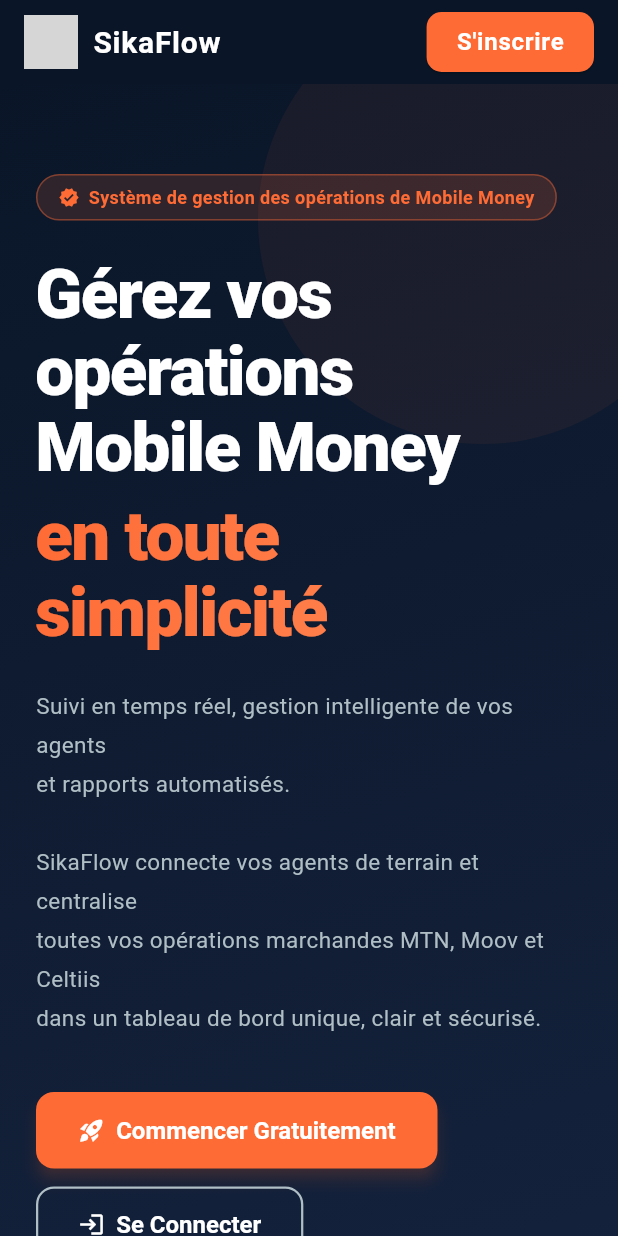
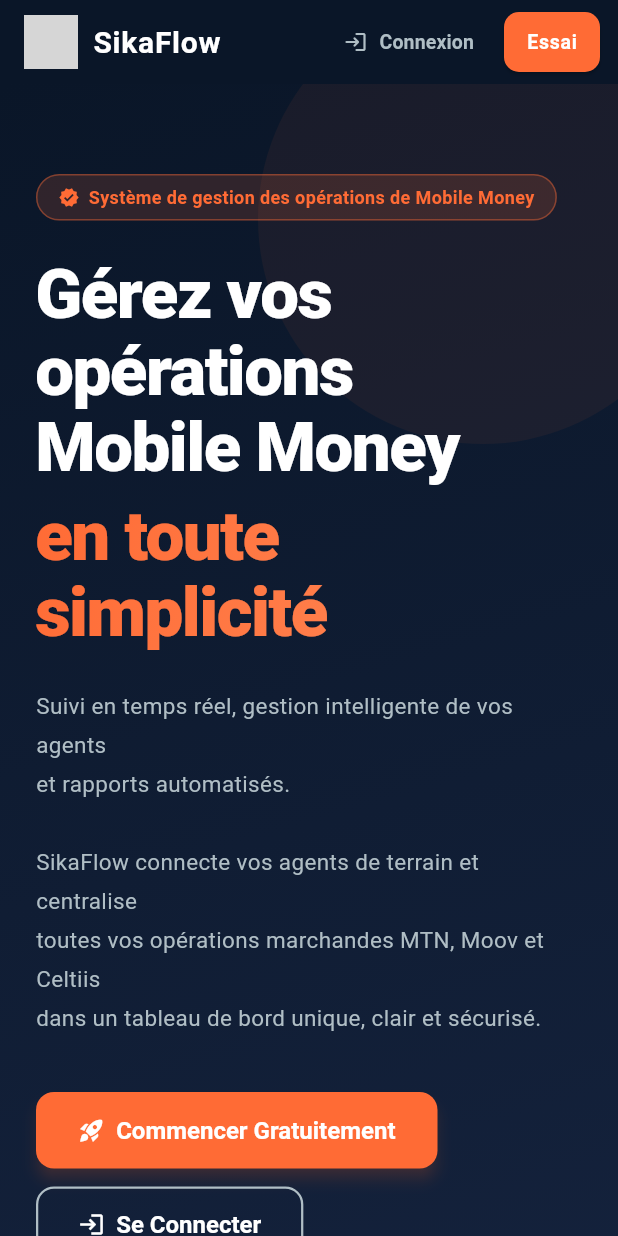
Before and after one commit to Augustin0527/SikaFlow, a Flutter app: the screen it shows after launch, on a phone screen of 412 x 824 dp. Run offline on Flutter 3.47's test engine with Material 3 defaults, Android fonts, the phone set to English and light mode, and no system bars; our stand-ins replace cloud_firestore, firebase_auth, firebase_core; accounts and stored records are empty; network calls fail; grey boxes are pictures that could not be loaded.

Commit message:
fix(admin): bouton Se Connecter toujours visible sur mobile, déconnexion admin, lien Espace Admin footer

```diff
--- a/lib/screens/landing_page.dart
+++ b/lib/screens/landing_page.dart
@@ -119,20 +119,21 @@
               ],
             ),
             actions: [
-              if (isWide)
-                TextButton(
+              // Bouton "Se Connecter" toujours visible (desktop + mobile)
+              TextButton.icon(
                 onPressed: () => Navigator.push(
                   context,
                   MaterialPageRoute(builder: (_) => const LoginScreen()),
                 ),
-                  child: const Text(
-                    'Se Connecter',
-                    style: TextStyle(color: AppTheme.textSecondary),
-                  ),
-                ),
-              const SizedBox(width: 8),
+                icon: const Icon(Icons.login_rounded, size: 16, color: AppTheme.textSecondary),
+                label: Text(
+                  isWide ? 'Se Connecter' : 'Connexion',
+                  style: const TextStyle(color: AppTheme.textSecondary, fontSize: 13),
+                ),
+              ),
+              const SizedBox(width: 4),
               Padding(
-                padding: const EdgeInsets.only(right: 16),
+                padding: const EdgeInsets.only(right: 12),
                 child: ElevatedButton(
                   onPressed: () => Navigator.push(
                     context,
@@ -141,15 +142,17 @@
                   ),
                   style: ElevatedButton.styleFrom(
                     backgroundColor: AppTheme.accentOrange,
-                    padding:
-                        const EdgeInsets.symmetric(horizontal: 20, vertical: 10),
+                    padding: EdgeInsets.symmetric(
+                      horizontal: isWide ? 20 : 14,
+                      vertical: 10,
+                    ),
                     shape: RoundedRectangleBorder(
                         borderRadius: BorderRadius.circular(10)),
                   ),
-                  child: const Text(
-                    'S\'inscrire',
-                    style: TextStyle(
-                        color: Colors.white, fontWeight: FontWeight.bold),
+                  child: Text(
+                    isWide ? 'S\'inscrire' : 'Essai',
+                    style: const TextStyle(
+                        color: Colors.white, fontWeight: FontWeight.bold, fontSize: 13),
                   ),
                 ),
               ),
@@ -2146,10 +2149,30 @@
           const SizedBox(height: 40),
           const Divider(color: AppTheme.divider),
           const SizedBox(height: 24),
-          const Text(
+          Row(
+            mainAxisAlignment: MainAxisAlignment.spaceBetween,
+            children: [
+              const Expanded(
+                child: Text(
                   '© 2025 SikaFlow — GFPEANC. Tous droits réservés. Solution Mobile Money Bénin.',
                   style: TextStyle(color: AppTheme.textHint, fontSize: 13),
-            textAlign: TextAlign.center,
+                ),
+              ),
+              // Lien discret vers l'espace admin
+              TextButton(
+                onPressed: () => Navigator.push(
+                  context,
+                  MaterialPageRoute(builder: (_) => const LoginScreen()),
+                ),
+                style: TextButton.styleFrom(
+                  padding: const EdgeInsets.symmetric(horizontal: 8, vertical: 4),
+                ),
+                child: const Text(
+                  'Espace Admin',
+                  style: TextStyle(color: AppTheme.textHint, fontSize: 11),
+                ),
+              ),
+            ],
           ),
         ],
       ),
```
Also changed, not shown: lib/screens/admin/admin_dashboard.dart (+37 -0 lines). Lines whose indentation alone changed are shown as unchanged.
